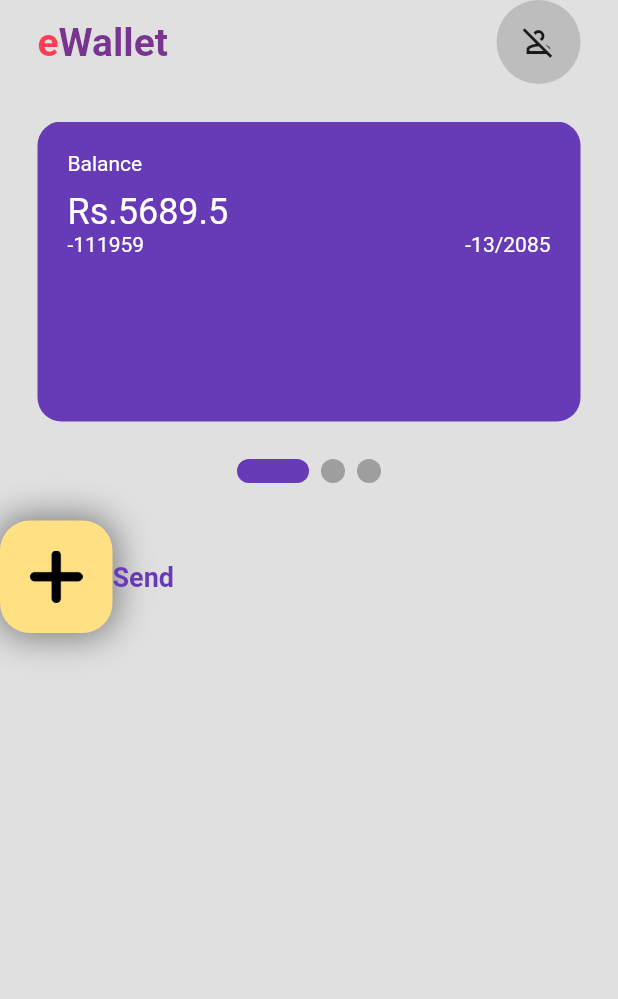
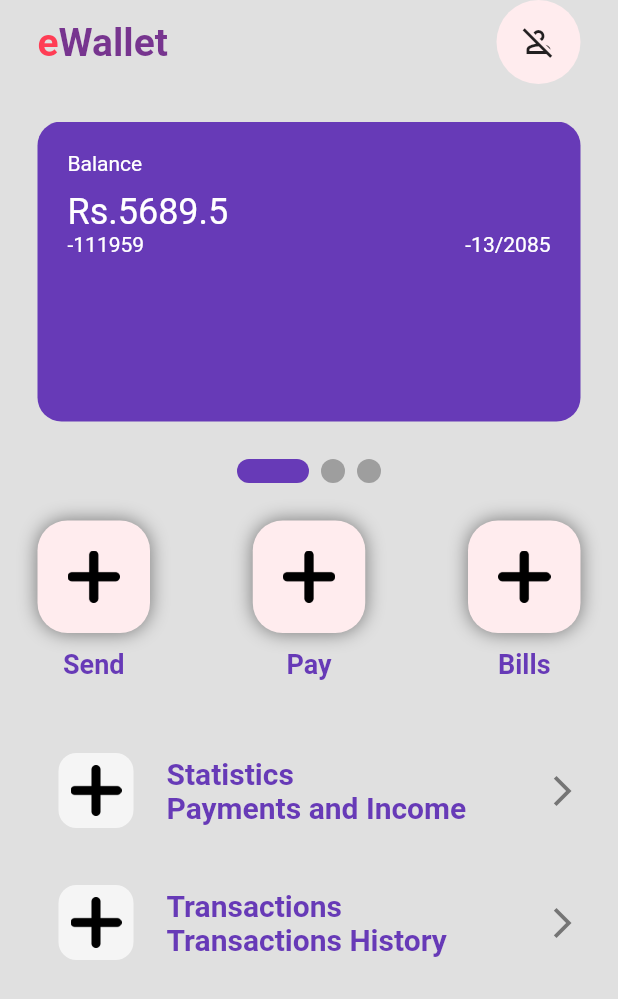
Before and after one commit to bibashkoirala/eWallet, a Flutter app: the screen it shows after launch, on a phone screen of 412 x 824 dp. Shown: the top 999 px of the screen. Run offline on Flutter 3.47's test engine with Material 2 defaults, Android fonts, the phone set to English and light mode, and no system bars; drawn by our look-alikes of smooth_page_indicator.

Commit message:
buttons and tiles added

```diff
--- a/core/lib/Util/my_button.dart
+++ b/core/lib/Util/my_button.dart
@@ -1,7 +1,13 @@
 import 'package:flutter/material.dart';
 
 class MyButton extends StatelessWidget {
-  const MyButton({super.key});
+  final String iconImagePath;
+  final String buttonText;
+
+  const MyButton({super.key,
+  required this.iconImagePath,
+  required this.buttonText,
+  });
 
   @override
   Widget build(BuildContext context) {
@@ -12,20 +18,33 @@ class MyButton extends StatelessWidget {
                           height:75,
                           padding: EdgeInsets.all(20),
                           decoration: BoxDecoration(
-                            color: Colors.amber[200],
+                          color: Color(0xFFFFECEE),
+
                             borderRadius: BorderRadius.circular(20),
                             boxShadow: [
                               BoxShadow(
                                 color: Colors.grey.shade600,
-                                blurRadius: 20,
-                                spreadRadius: 2,
-                              )
-                            ]
+                                blurRadius: 10,
+                                spreadRadius: 0,
+                              ),
+                            ],
                           ),
                           child: Center(
-                            child: Image.asset('lib/icons/plus.png'),
+                            child: Image.asset(iconImagePath),
                             ),
                         ),
+                         SizedBox(
+                        height: 10,
+                      ),
+                      //text
+                   Text(buttonText,
+                   style: TextStyle(
+                    fontSize: 18,
+                    fontWeight: FontWeight.bold,
+                    color: Colors.deepPurple,
+
+                   ),
+                   ),
                       ],
                     );
   }
--- /dev/null
+++ b/core/lib/Util/my_list_tile.dart
@@ -0,0 +1,73 @@
+import 'package:flutter/material.dart';
+
+class MyListtile extends StatelessWidget {
+  final String iconImagePath;
+  final String tileTitle;
+  final String tileSubtitle;
+  const MyListtile({
+    super.key,
+    required this.iconImagePath,
+    required this.tileTitle,
+    required this.tileSubtitle,
+    });
+
+  @override
+  Widget build(BuildContext context) {
+    return
+                       Padding(
+                         padding: const EdgeInsets.only(bottom:10.0),
+                         child: Row(
+                          mainAxisAlignment: MainAxisAlignment.spaceBetween,
+                          children: [
+                          Row(children: [
+                            //ico n
+                            Padding(
+                              padding: const EdgeInsets.all(14.0),
+                              child: Container(
+                              height: 50,
+                              padding: EdgeInsets.all(8),
+                              decoration: BoxDecoration(
+                                color: Colors.grey[100],
+                                borderRadius: BorderRadius.circular(12),
+                                ),
+                              child: Image.asset(iconImagePath),
+
+                                                    ),
+                            ),
+
+                          Padding(
+                            padding: const EdgeInsets.all(8.0),
+                            child:
+                            Column(
+                              crossAxisAlignment: CrossAxisAlignment.start,
+                              mainAxisAlignment: MainAxisAlignment.spaceBetween,
+                              children: [
+                                Text(tileTitle,
+                                style: TextStyle(
+                                  fontWeight: FontWeight.bold,
+                                  color: Colors.deepPurple,
+                                  fontSize: 20,
+
+                                ),
+                                ),
+
+                                Text(tileSubtitle,
+                                style: TextStyle(
+                                  fontWeight: FontWeight.bold,
+                                  color: Colors.deepPurple,
+                                  fontSize: 20,
+
+                                ),
+                                ),
+                              ],
+                            ),
+                          ),
+                          ],),
+                          Icon(Icons.arrow_forward_ios,
+                          color: Colors.grey[600],),
+                                             ],
+
+                                             ),
+                       );
+  }
+}
--- a/core/lib/pages/home_page.dart
+++ b/core/lib/pages/home_page.dart
@@ -1,5 +1,6 @@
 import 'package:core/Util/my_button.dart';
 import 'package:core/Util/my_card.dart';
+import 'package:core/Util/my_list_tile.dart';
 import 'package:flutter/material.dart';
 import 'package:smooth_page_indicator/smooth_page_indicator.dart';
 
@@ -53,7 +54,7 @@ class _HomePageState extends State<HomePage> {
                       Container(
                         padding: EdgeInsets.all(4),
                         decoration: BoxDecoration(
-                          color: Colors.grey[400],
+                          color: Color(0xFFFFECEE),
                           shape: BoxShape.circle,
                         ),
                         child: IconButton(
@@ -91,6 +92,7 @@ class _HomePageState extends State<HomePage> {
                       expiryear: 2085,
                       color: Color(0xFFFF3D55),
 
+
                     ),
                     MyCard(
                       balance: 90000.50,
@@ -113,24 +115,41 @@ class _HomePageState extends State<HomePage> {
                 SizedBox(height:25),
 
                 // buttons - send, pay,bills
-                Row(
-                  children: [
-                    //send
-                  MyButton(),
-                      SizedBox(
-                        height: 10,
+                Padding(
+                  padding: const EdgeInsets.symmetric(horizontal: 25.0),
+                  child: Row(
+                    mainAxisAlignment: MainAxisAlignment.spaceBetween,
+                    children: [
+                      //send
+                    MyButton(iconImagePath: 'lib/icons/plus.png', buttonText: 'Send',),
+                    MyButton(iconImagePath: 'lib/icons/plus.png', buttonText: 'Pay',),
+                    MyButton(iconImagePath: 'lib/icons/plus.png', buttonText: 'Bills',),
+
+                    ],
+                  ),
+                ),
+                SizedBox(height: 10,),
+
+             Padding(
+              padding: const EdgeInsets.all(25.0),
+                 child: Column(
+                    children: [
+                    //statistic
+                  MyListtile(
+                    iconImagePath: 'lib/icons/plus.png',
+                     tileTitle: 'Statistics',
+                      tileSubtitle: 'Payments and Income',
                       ),
-                      //text
-                   Text('Send',
-                   style: TextStyle(
-                    fontSize: 18,
-                    fontWeight: FontWeight.bold,
-                    color: Colors.deepPurple,
+                   MyListtile(
+                   iconImagePath: 'lib/icons/plus.png',
+                     tileTitle: 'Transactions',
+                      tileSubtitle: 'Transactions History',
+                      ),
+                    //transaction
+                  ],
+                  ),
+                ),
 
-                   ),
-                   ),
-                  ],
-                )
                 //column - stats, transactions
               ],
             ),
```
